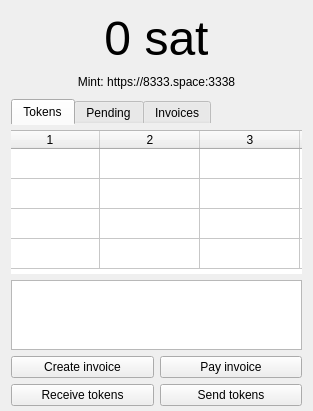
Qt form ui/mainwindow.ui (cashubtc/cashu-ui) before a commit.
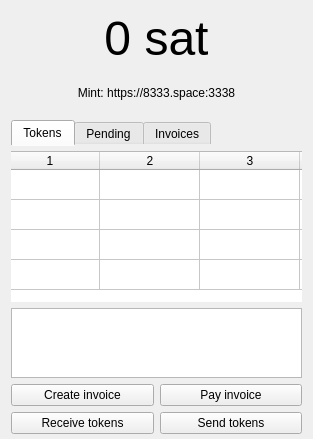
The same form after that commit.

Patch:
```diff
--- a/ui/mainwindow.ui
+++ b/ui/mainwindow.ui
@@ -7,7 +7,7 @@
     <x>0</x>
     <y>0</y>
     <width>313</width>
-    <height>391</height>
+    <height>439</height>
    </rect>
   </property>
   <property name="sizePolicy">
@@ -57,7 +57,7 @@
        <property name="minimumSize">
         <size>
          <width>0</width>
-         <height>21</height>
+         <height>42</height>
         </size>
        </property>
        <property name="text">
```
